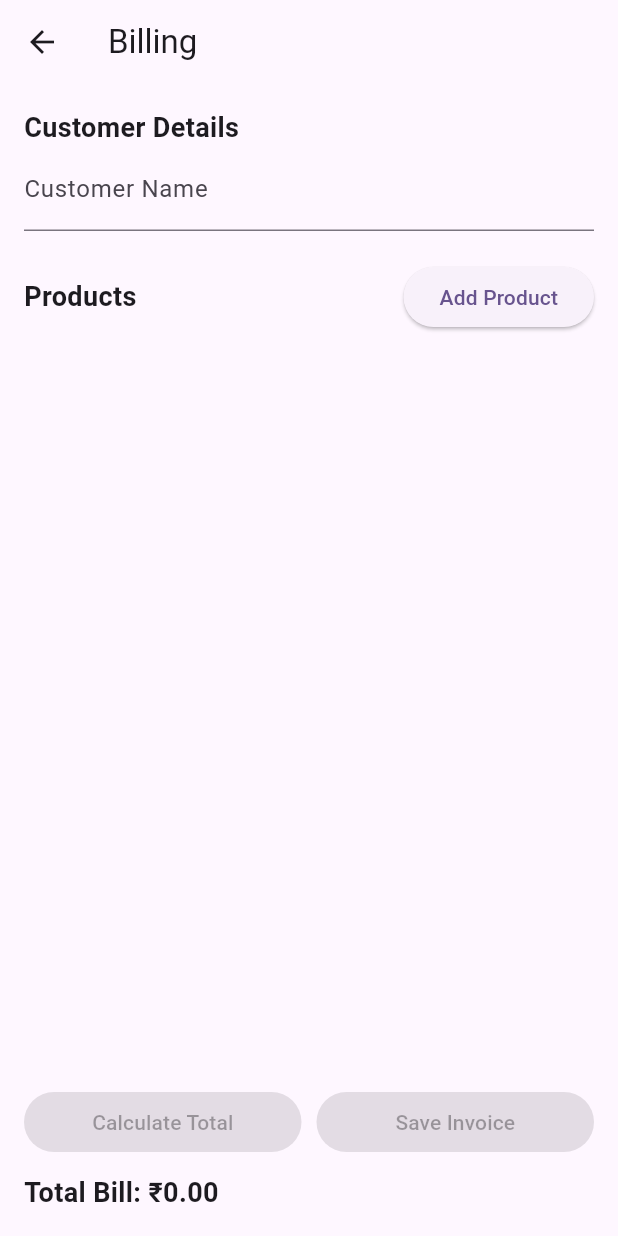
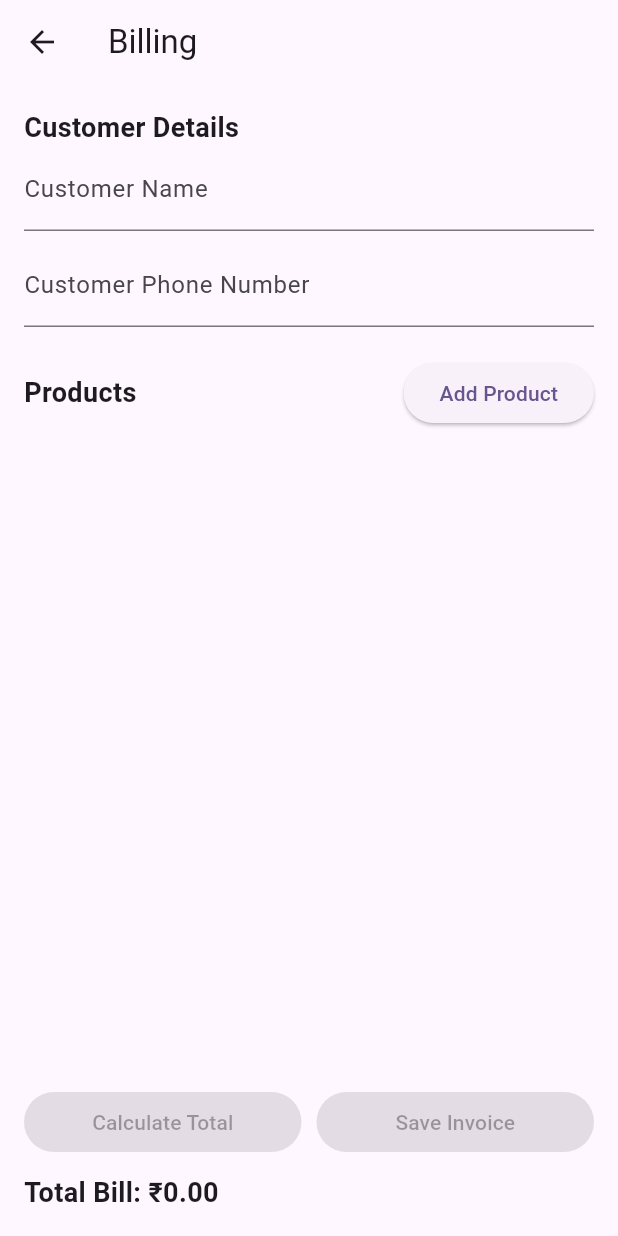
Before and after one commit to MannPatel23/MAD, a Flutter app: the screen it shows once a user with an empty profile is signed in, after a tap on "Billing", on a phone screen of 412 x 824 dp. Run offline on Flutter 3.47's test engine with Material 3 defaults, Android fonts, the phone set to English and light mode, and no system bars; our stand-ins replace firebase_auth, firebase_core, google_sign_in; accounts and stored records are empty.

Commit message:
“Pagechanges”

```diff
--- a/lib/login_page.dart
+++ b/lib/login_page.dart
@@ -7,9 +7,7 @@ class LoginPage extends StatelessWidget {
 
   Future<UserCredential?> signInWithGoogle(BuildContext context) async {
     try {
-      final GoogleSignIn googleSignIn = GoogleSignIn(
-        clientId: '972666895346-jhbbsout99c8usel92beur5sdr9935o4.apps.googleusercontent.com',
-      );
+      final GoogleSignIn googleSignIn = GoogleSignIn();
       final GoogleSignInAccount? googleUser = await googleSignIn.signIn();
       if (googleUser == null) {
         return null;
@@ -32,12 +30,37 @@ class LoginPage extends StatelessWidget {
   Widget build(BuildContext context) {
     return Scaffold(
       body: Center(
-        child: ElevatedButton.icon(
-          icon: const Icon(Icons.login),
-          label: const Text('Sign in with Google'),
-          onPressed: () async {
-            await signInWithGoogle(context);
-          },
+        child: Column(
+          mainAxisAlignment: MainAxisAlignment.center,
+          children: [
+            const Text(
+              'Welcome to the TATA GST Billing App',
+              style: TextStyle(fontSize: 22, fontWeight: FontWeight.bold),
+              textAlign: TextAlign.center,
+            ),
+            const SizedBox(height: 32),
+            ElevatedButton.icon(
+              icon: const Icon(Icons.login),
+              label: const Text('Sign in with Google'),
+              onPressed: () async {
+                final user = await signInWithGoogle(context);
+                if (user != null) {
+                  Navigator.of(context).pushReplacementNamed('/home');
+                } else if (FirebaseAuth.instance.currentUser == null) {
+                  ScaffoldMessenger.of(context).showSnackBar(
+                    const SnackBar(content: Text('Sign-in failed. Please try again.')),
+                  );
+                }
+              },
+              style: ElevatedButton.styleFrom(
+                padding: const EdgeInsets.symmetric(horizontal: 24, vertical: 14),
+                shape: RoundedRectangleBorder(
+                  borderRadius: BorderRadius.circular(12),
+                ),
+                textStyle: const TextStyle(fontSize: 16),
+              ),
+            ),
+          ],
         ),
       ),
     );
--- a/lib/main.dart
+++ b/lib/main.dart
@@ -2,6 +2,7 @@ import 'package:flutter/material.dart';
 import 'package:firebase_core/firebase_core.dart';
 import 'package:firebase_auth/firebase_auth.dart';
 import 'package:provider/provider.dart';
+import 'package:google_sign_in/google_sign_in.dart';
 import 'providers/app_state.dart';
 import 'login_page.dart';
 import 'pages/home_page.dart';
@@ -22,6 +23,9 @@ void main() async {
       storageBucket: 'exam-b0219.firebasestorage.app',
     ),
   );
+  // Force sign out on app start (for dev/testing)
+  await FirebaseAuth.instance.signOut();
+  await GoogleSignIn().signOut();
   runApp(const MyApp());
 }
 
--- a/lib/models/invoice.dart
+++ b/lib/models/invoice.dart
@@ -3,10 +3,11 @@ import 'product.dart';
 class Invoice {
   final String id;
   final String customerName;
+  final String customerPhone;
   final DateTime date;
   final List<Product> products;
 
-  Invoice({required this.id, required this.customerName, required this.date, required this.products});
+  Invoice({required this.id, required this.customerName, required this.customerPhone, required this.date, required this.products});
 
   double get totalCGST => products.fold(0, (sum, p) => sum + p.cgst);
   double get totalSGST => products.fold(0, (sum, p) => sum + p.sgst);
--- a/lib/pages/billing_page.dart
+++ b/lib/pages/billing_page.dart
@@ -14,6 +14,7 @@ class BillingPage extends StatefulWidget {
 
 class _BillingPageState extends State<BillingPage> {
   final TextEditingController _customerNameController = TextEditingController();
+  final TextEditingController _customerPhoneController = TextEditingController();
   List<Product> _products = [];
 
   void _addProductDialog() async {
@@ -85,13 +86,15 @@ class _BillingPageState extends State<BillingPage> {
 
   void _saveInvoice() {
     final customerName = _customerNameController.text.trim();
-    if (customerName.isEmpty || _products.isEmpty) {
-      ScaffoldMessenger.of(context).showSnackBar(const SnackBar(content: Text('Enter customer name and add at least one product.')));
+    final customerPhone = _customerPhoneController.text.trim();
+    if (customerName.isEmpty || customerPhone.isEmpty || _products.isEmpty) {
+      ScaffoldMessenger.of(context).showSnackBar(const SnackBar(content: Text('Enter customer name, phone and add at least one product.')));
       return;
     }
     final invoice = Invoice(
       id: const Uuid().v4(),
       customerName: customerName,
+      customerPhone: customerPhone,
       date: DateTime.now(),
       products: List<Product>.from(_products),
     );
@@ -99,6 +102,7 @@ class _BillingPageState extends State<BillingPage> {
     setState(() {
       _products.clear();
       _customerNameController.clear();
+      _customerPhoneController.clear();
     });
     ScaffoldMessenger.of(context).showSnackBar(const SnackBar(content: Text('Invoice saved!')));
   }
@@ -116,6 +120,12 @@ class _BillingPageState extends State<BillingPage> {
             TextField(
               controller: _customerNameController,
               decoration: const InputDecoration(labelText: 'Customer Name'),
+            ),
+            const SizedBox(height: 8),
+            TextField(
+              controller: _customerPhoneController,
+              decoration: const InputDecoration(labelText: 'Customer Phone Number'),
+              keyboardType: TextInputType.phone,
             ),
             const SizedBox(height: 20),
             Row(
--- a/lib/pages/home_page.dart
+++ b/lib/pages/home_page.dart
@@ -1,7 +1,15 @@
 import 'package:flutter/material.dart';
+import 'package:firebase_auth/firebase_auth.dart';
+import 'package:google_sign_in/google_sign_in.dart';
 
 class HomePage extends StatelessWidget {
   const HomePage({super.key});
+
+  Future<void> _signOut(BuildContext context) async {
+    await FirebaseAuth.instance.signOut();
+    await GoogleSignIn().signOut();
+    Navigator.pushReplacementNamed(context, '/login');
+  }
 
   @override
   Widget build(BuildContext context) {
@@ -11,17 +19,58 @@ class HomePage extends StatelessWidget {
         child: Column(
           mainAxisAlignment: MainAxisAlignment.center,
           children: [
-            ElevatedButton(
-              child: const Text('Billing'),
-              onPressed: () => Navigator.pushNamed(context, '/billing'),
+            Padding(
+              padding: const EdgeInsets.symmetric(vertical: 8.0, horizontal: 32.0),
+              child: SizedBox(
+                width: double.infinity,
+                child: ElevatedButton(
+                  style: ElevatedButton.styleFrom(
+                    padding: const EdgeInsets.symmetric(vertical: 18),
+                    shape: RoundedRectangleBorder(
+                      borderRadius: BorderRadius.circular(16),
+                    ),
+                    textStyle: const TextStyle(fontSize: 18),
+                  ),
+                  child: const Text('Billing'),
+                  onPressed: () => Navigator.pushNamed(context, '/billing'),
+                ),
+              ),
             ),
-            ElevatedButton(
-              child: const Text('Invoices'),
-              onPressed: () => Navigator.pushNamed(context, '/invoices'),
+            Padding(
+              padding: const EdgeInsets.symmetric(vertical: 8.0, horizontal: 32.0),
+              child: SizedBox(
+                width: double.infinity,
+                child: ElevatedButton(
+                  style: ElevatedButton.styleFrom(
+                    padding: const EdgeInsets.symmetric(vertical: 18),
+                    shape: RoundedRectangleBorder(
+                      borderRadius: BorderRadius.circular(16),
+                    ),
+                    textStyle: const TextStyle(fontSize: 18),
+                  ),
+                  child: const Text('Invoices'),
+                  onPressed: () => Navigator.pushNamed(context, '/invoices'),
+                ),
+              ),
             ),
-            ElevatedButton(
-              child: const Text('Logout'),
-              onPressed: () => Navigator.pushReplacementNamed(context, '/login'),
+            Padding(
+              padding: const EdgeInsets.symmetric(vertical: 8.0, horizontal: 32.0),
+              child: SizedBox(
+                width: double.infinity,
+                child: ElevatedButton(
+                  style: ElevatedButton.styleFrom(
+                    padding: const EdgeInsets.symmetric(vertical: 18),
+                    shape: RoundedRectangleBorder(
+                      borderRadius: BorderRadius.circular(16),
+                    ),
+                    textStyle: const TextStyle(fontSize: 18),
+                  ),
+                  child: const Text('Logout'),
+                  onPressed: () async {
+                    await _signOut(context);
+                  },
+                ),
+              ),
             ),
           ],
         ),
```
Also changed, not shown: 1 other file.
